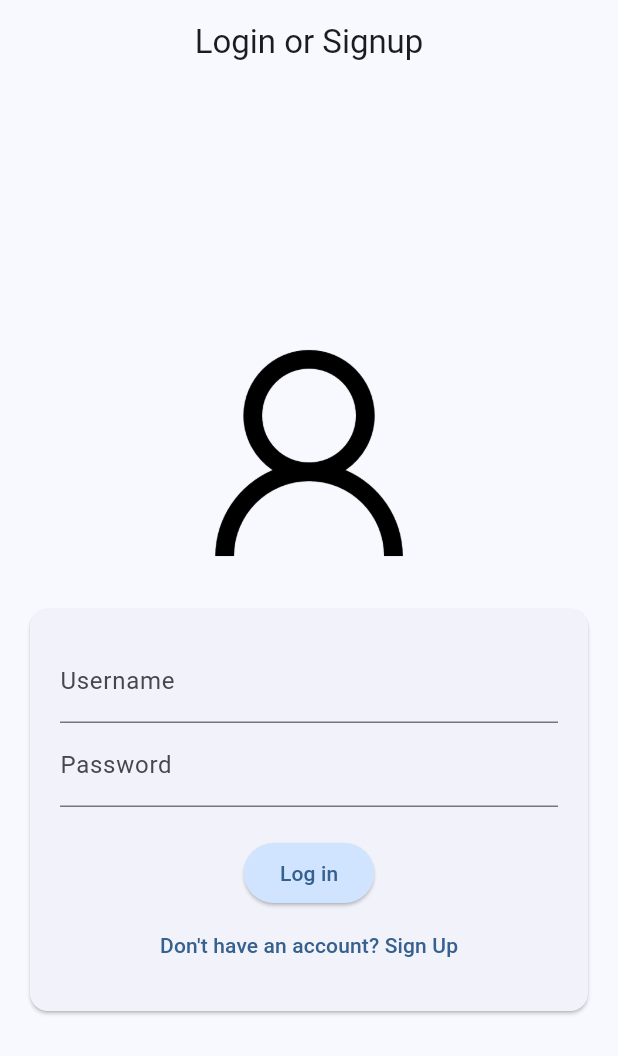
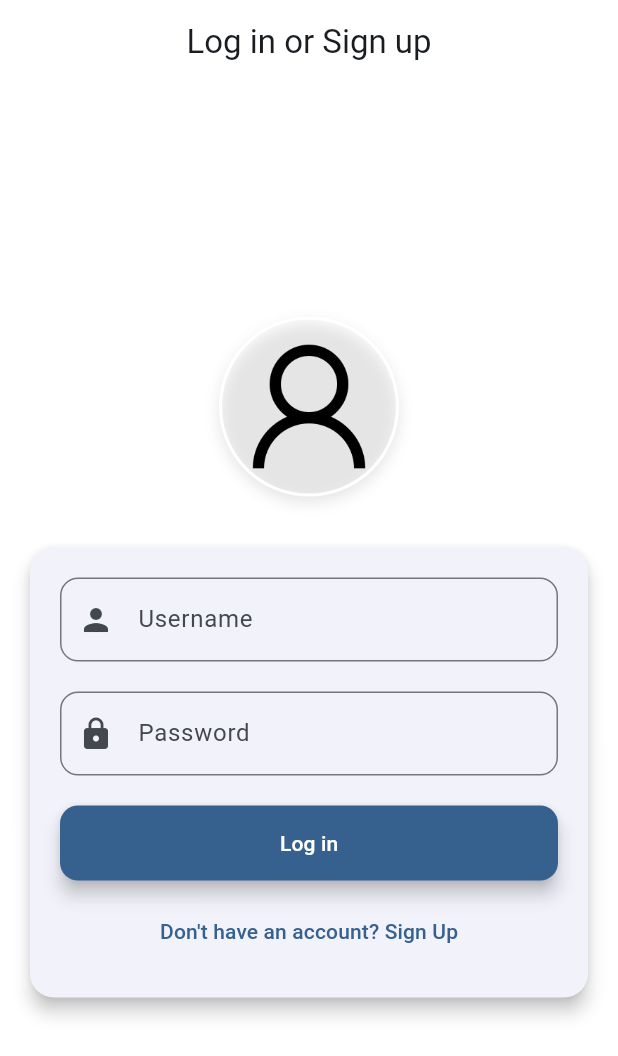
Before and after one commit to Trykea/expense-tracker-app, a Flutter app: the screen it shows after launch, on a phone screen of 412 x 824 dp. Shown: the top 1056 px of the screen. Run offline on Flutter 3.47's test engine with Material 3 defaults, Android fonts, the phone set to English and light mode, and no system bars; our stand-ins replace month_picker_dialog.

Commit message:
Improve the UI of log in screen

```diff
--- a/frontend/lib/screen/login_screen.dart
+++ b/frontend/lib/screen/login_screen.dart
@@ -23,18 +23,22 @@ class _LoginScreenState extends State<LoginScreen> {
     try {
       String token;
       if (_isLogin) {
-        // Handle login
         final response = await ApiService.login(
           _usernameController.text,
           _passwordController.text,
         );
+        ScaffoldMessenger.of(context).showSnackBar(
+          SnackBar(content: Text('Log in success')),
+        );
         token = response['token'];
       } else {
-        // Handle signup
         final response = await ApiService.signup(
           _usernameController.text,
           _emailController.text,
           _passwordController.text,
+        );
+        ScaffoldMessenger.of(context).showSnackBar(
+          SnackBar(content: Text('Sign up success')),
         );
         token = response['token']; // Ensure this matches the backend response
       }
@@ -42,7 +46,7 @@ class _LoginScreenState extends State<LoginScreen> {
       _emailController.text = '';
       _passwordController.text = '';
       _isLogin = true;
-      // Navigate to the next screen
+
       Navigator.push(
         context,
         MaterialPageRoute(
@@ -52,7 +56,6 @@ class _LoginScreenState extends State<LoginScreen> {
         ),
       );
     } catch (e) {
-      // Show an error message to the user
       ScaffoldMessenger.of(context).showSnackBar(
         SnackBar(content: Text('Error: $e')),
       );
@@ -62,27 +65,68 @@ class _LoginScreenState extends State<LoginScreen> {
   @override
   Widget build(BuildContext context) {
     return Scaffold(
+      backgroundColor: Colors.white,
       appBar: AppBar(
-        title:  const Center(child: Text('Login or Signup')),
+        title: const Center(child: Text('Log in or Sign up')),
+        elevation: 0,
+        backgroundColor: Colors.transparent,
       ),
       body: Center(
         child: SingleChildScrollView(
           padding: const EdgeInsets.all(16),
+          child: Column(
+            mainAxisSize: MainAxisSize.min,
+            children: [
+              // Logo or image at the top
+              Container(
+                width: 120,
+                height: 120,
+                decoration: BoxDecoration(
+                  image: DecorationImage(
+                    image: AssetImage('assets/images/Sample_User_Icon.png'),
+                    fit: BoxFit.cover,
+                  ),
+                  borderRadius: BorderRadius.circular(60),
+                  boxShadow: [
+                    BoxShadow(
+                      color: Colors.black.withOpacity(0.1), // Lighter shadow
+                      blurRadius: 8, // Slightly smaller blur radius
+                      offset: Offset(0, 4), // Reduced offset for a softer shadow
+                    ),
+                  ],
+                  border: Border.all(
+                    color: Colors.white, // Border color
+                    width: 2, // Border width
+                  ),
+                ),
+              ),
+
+              const SizedBox(height: 30),
+              Card(
+                shape: RoundedRectangleBorder(
+                  borderRadius: BorderRadius.circular(16),
+                ),
+                elevation: 5,
+                child: Padding(
+                  padding: const EdgeInsets.all(20),
                   child: Form(
                     key: _formKey,
                     child: Column(
                       children: [
-                Container(
-                    width: 200,
-                    child: Image.asset('assets/images/Sample_User_Icon.png')),
-                Card(
-                  child: Padding(
-                    padding: EdgeInsets.all(20),
-                    child: Column(
-                      children: [
+                        // Username input field
                         TextFormField(
                           controller: _usernameController,
-                          decoration: InputDecoration(labelText: 'Username'),
+                          decoration: InputDecoration(
+                            labelText: 'Username',
+                            prefixIcon: Icon(Icons.person),
+                            border: OutlineInputBorder(
+                              borderRadius: BorderRadius.circular(12),
+                              borderSide: BorderSide(
+                                color: Theme.of(context).colorScheme.primary,
+                                width: 1.5,
+                              ),
+                            ),
+                          ),
                           validator: (value) {
                             if (value == null || value.trim().isEmpty) {
                               return 'Please enter a username';
@@ -90,11 +134,21 @@ class _LoginScreenState extends State<LoginScreen> {
                             return null;
                           },
                         ),
+                        const SizedBox(height: 20),
+                        // Email input field (only shown for signup)
                         if (!_isLogin)
                           TextFormField(
                             controller: _emailController,
                             decoration: InputDecoration(
                               labelText: 'Email',
+                              prefixIcon: Icon(Icons.email),
+                              border: OutlineInputBorder(
+                                borderRadius: BorderRadius.circular(12),
+                                borderSide: BorderSide(
+                                  color: Theme.of(context).colorScheme.primary,
+                                  width: 1.5,
+                                ),
+                              ),
                             ),
                             keyboardType: TextInputType.emailAddress,
                             autocorrect: false,
@@ -109,9 +163,22 @@ class _LoginScreenState extends State<LoginScreen> {
                               return null;
                             },
                           ),
+                        if (!_isLogin)
+                        const SizedBox(height: 20),
+                        // Password input field
                         TextFormField(
                           controller: _passwordController,
-                          decoration: InputDecoration(labelText: 'Password'),
+                          decoration: InputDecoration(
+                            labelText: 'Password',
+                            prefixIcon: Icon(Icons.lock),
+                            border: OutlineInputBorder(
+                              borderRadius: BorderRadius.circular(12),
+                              borderSide: BorderSide(
+                                color: Theme.of(context).colorScheme.primary,
+                                width: 1.5,
+                              ),
+                            ),
+                          ),
                           obscureText: true,
                           validator: (value) {
                             if (value == null || value.trim().isEmpty) {
@@ -123,34 +190,44 @@ class _LoginScreenState extends State<LoginScreen> {
                             return null;
                           },
                         ),
-                        SizedBox(
-                          height: 20,
-                        ),
+
+                        const SizedBox(height: 20),
+                        // Login/Signup button
                         ElevatedButton(
                           onPressed: _login,
                           child: Text(
                             _isLogin ? 'Log in' : 'Sign up',
+                            style: TextStyle(color: Colors.white),
                           ),
                           style: ElevatedButton.styleFrom(
-                              backgroundColor: Theme.of(context)
-                                  .colorScheme
-                                  .primaryContainer),
+                            minimumSize: Size(double.infinity, 50), backgroundColor: Theme.of(context).colorScheme.primary,
+                            shape: RoundedRectangleBorder(
+                              borderRadius: BorderRadius.circular(12),
                             ),
+                            elevation: 5,
+                          ),
+                        ),
+                        const SizedBox(height: 10),
+                        // Switch between Login and Signup
                         TextButton(
                           onPressed: () {
                             setState(() {
                               _isLogin = !_isLogin;
                             });
                           },
-                            child: Text(_isLogin
+                          child: Text(
+                            _isLogin
                                 ? 'Don\'t have an account? Sign Up'
-                                : 'Already have an account? Login')),
+                                : 'Already have an account? Login',
+                            style: TextStyle(color: Theme.of(context).colorScheme.primary),
+                          ),
+                        ),
                       ],
                     ),
                   ),
-                )
+                ),
+              ),
             ],
-            ),
           ),
         ),
       ),
```
Lines whose indentation alone changed are shown as unchanged.
